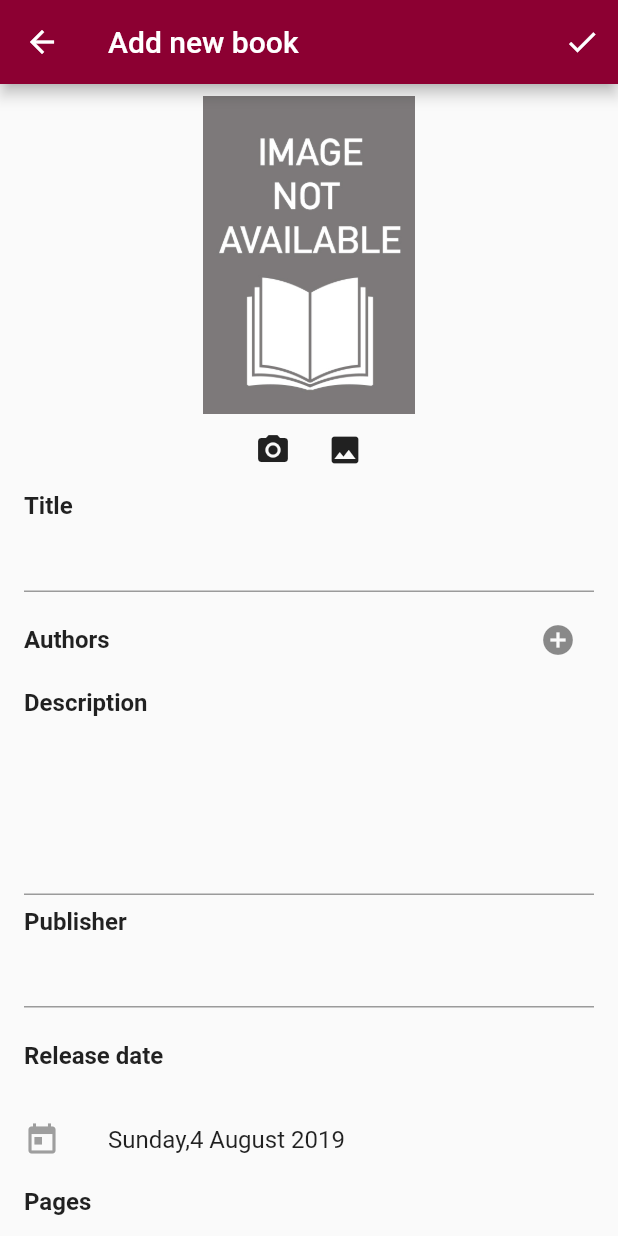
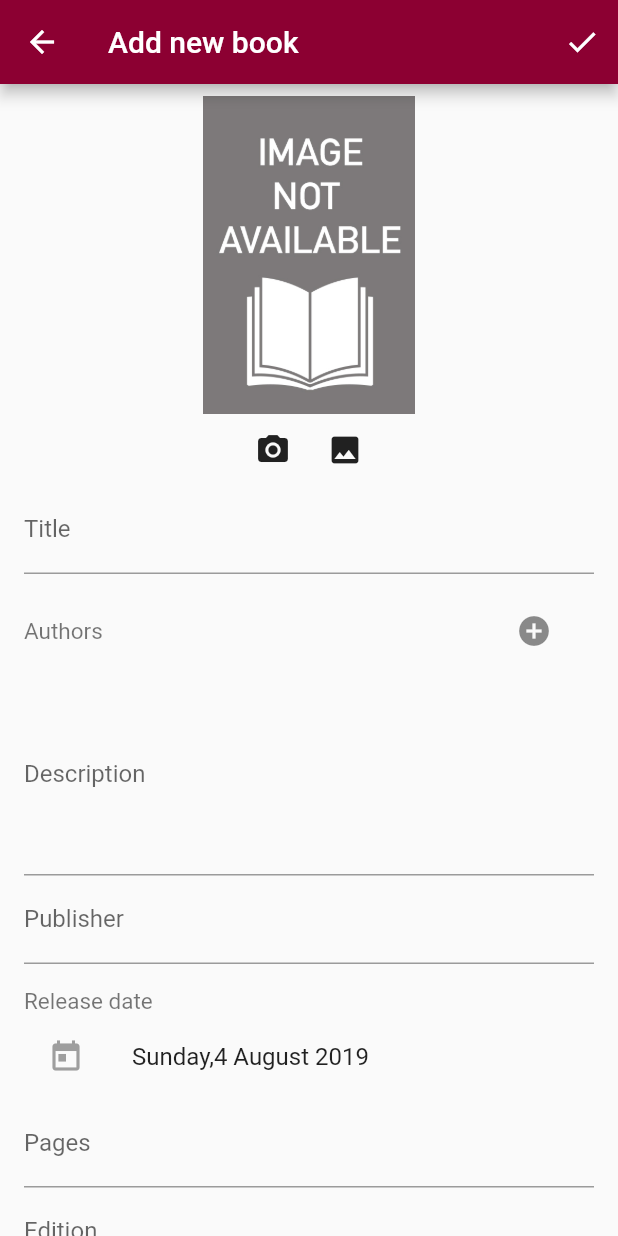
Before and after one commit to MatteoColombo/dima-2018-colombo-troianiello, a Flutter app: the BookEditDialog screen opened directly, on a phone screen of 412 x 824 dp. Run offline on Flutter 3.47's test engine with Material 2 defaults, Android fonts, the phone set to English and light mode, and no system bars; our stand-ins replace cached_network_image, cloud_firestore, firebase_auth, firebase_storage, flutter_rating_bar, google_sign_in and 2 more; missing offline and left inert: flutter_barcode_scanner; accounts and stored records are empty.

Commit message:
Fix of add book

```diff
--- a/lib/l10n/messages_en.dart
+++ b/lib/l10n/messages_en.dart
@@ -22,14 +22,18 @@ class MessageLookup extends MessageLookupByLibrary {
 
   final messages = _notInlinedMessages(_notInlinedMessages);
   static _notInlinedMessages(_) => <String, Function> {
+    "addNewBook" : MessageLookupByLibrary.simpleMessage("Add new book"),
     "allReviews" : MessageLookupByLibrary.simpleMessage("All"),
     "authorErrorMessage" : MessageLookupByLibrary.simpleMessage("Author must have a name and a surname"),
     "authors" : MessageLookupByLibrary.simpleMessage("Authors"),
+    "close" : MessageLookupByLibrary.simpleMessage("Close"),
     "description" : MessageLookupByLibrary.simpleMessage("Description"),
     "done" : MessageLookupByLibrary.simpleMessage("Done"),
     "edition" : MessageLookupByLibrary.simpleMessage("Edition"),
+    "error" : MessageLookupByLibrary.simpleMessage("Error"),
     "fieldError" : MessageLookupByLibrary.simpleMessage("This field cannot be empty"),
     "hintReview" : MessageLookupByLibrary.simpleMessage("Write a review (optional)"),
+    "insertImage" : MessageLookupByLibrary.simpleMessage("Insert image"),
     "isbn" : MessageLookupByLibrary.simpleMessage("ISBN"),
     "labelLoadImg" : MessageLookupByLibrary.simpleMessage("Load a image"),
     "labelTakePhoto" : MessageLookupByLibrary.simpleMessage("Take a photo"),
@@ -42,6 +46,7 @@ class MessageLookup extends MessageLookupByLibrary {
     "publisher" : MessageLookupByLibrary.simpleMessage("Publisher"),
     "releaseDate" : MessageLookupByLibrary.simpleMessage("Release date"),
     "review" : MessageLookupByLibrary.simpleMessage("Your review"),
+    "savingInformations" : MessageLookupByLibrary.simpleMessage("Saving the informations"),
     "showLess" : MessageLookupByLibrary.simpleMessage("Show less"),
     "showMore" : MessageLookupByLibrary.simpleMessage("Show more"),
     "suggestChanges" : MessageLookupByLibrary.simpleMessage("Suggest changes"),
--- a/lib/l10n/messages_it.dart
+++ b/lib/l10n/messages_it.dart
@@ -22,14 +22,18 @@ class MessageLookup extends MessageLookupByLibrary {
 
   final messages = _notInlinedMessages(_notInlinedMessages);
   static _notInlinedMessages(_) => <String, Function> {
+    "addNewBook" : MessageLookupByLibrary.simpleMessage("Aggiungi un nuovo libro"),
     "allReviews" : MessageLookupByLibrary.simpleMessage("Tutte"),
     "authorErrorMessage" : MessageLookupByLibrary.simpleMessage("L\'autore deve avere un nome e un cognome"),
     "authors" : MessageLookupByLibrary.simpleMessage("Autori"),
+    "close" : MessageLookupByLibrary.simpleMessage("Chiudi"),
     "description" : MessageLookupByLibrary.simpleMessage("Descrizione"),
     "done" : MessageLookupByLibrary.simpleMessage("Fatto"),
     "edition" : MessageLookupByLibrary.simpleMessage("Edizione"),
+    "error" : MessageLookupByLibrary.simpleMessage("Errore"),
     "fieldError" : MessageLookupByLibrary.simpleMessage("Questo campo non può essere vuoto"),
     "hintReview" : MessageLookupByLibrary.simpleMessage("Scrivi una recensione (opzionale)"),
+    "insertImage" : MessageLookupByLibrary.simpleMessage("Inserisci un\'immagine"),
     "isbn" : MessageLookupByLibrary.simpleMessage("ISBN"),
     "labelLoadImg" : MessageLookupByLibrary.simpleMessage("Carica immagine"),
     "labelTakePhoto" : MessageLookupByLibrary.simpleMessage("Scatta una foto"),
@@ -42,6 +46,7 @@ class MessageLookup extends MessageLookupByLibrary {
     "publisher" : MessageLookupByLibrary.simpleMessage("Editore"),
     "releaseDate" : MessageLookupByLibrary.simpleMessage("Data di pubblicazione"),
     "review" : MessageLookupByLibrary.simpleMessage("La tua recensione"),
+    "savingInformations" : MessageLookupByLibrary.simpleMessage("Salvataggio delle informazioni"),
     "showLess" : MessageLookupByLibrary.simpleMessage("Mostra meno"),
     "showMore" : MessageLookupByLibrary.simpleMessage("Mostra di più"),
     "suggestChanges" : MessageLookupByLibrary.simpleMessage("Suggerisci correzioni"),
--- a/lib/view/book/book-edit-page/authors-section.dart
+++ b/lib/view/book/book-edit-page/authors-section.dart
@@ -28,9 +28,13 @@ class _AuthorsSectionWidgetState extends State<AuthorsSectionWidget> {
     return Column(
       children: <Widget>[
         ListTile(
+          contentPadding: EdgeInsets.only(top: 10.0,right: 16,),
           title: Text(
             Localization.of(context).authors,
-            style: TextStyle(fontWeight: FontWeight.bold),
+            style: TextStyle(
+              fontSize: 15.0,
+              color: Colors.black54,
+            ),
           ),
           trailing: IconButton(
             icon: Icon(Icons.add_circle),
@@ -49,7 +53,7 @@ class _AuthorsSectionWidgetState extends State<AuthorsSectionWidget> {
   }
 
   void _addForms() {
-    for(Author author in widget.authors)
+    for (Author author in widget.authors)
       mapForms.putIfAbsent(
         author,
         () => ListTile(
--- a/lib/view/book/book-edit-page/book-edit-dialog.dart
+++ b/lib/view/book/book-edit-page/book-edit-dialog.dart
@@ -43,7 +43,7 @@ class BookEditDialogState extends State<BookEditDialog> {
     return new Scaffold(
       appBar: new AppBar(
         title: addBook
-            ? Text("Add new book")
+            ? Text(Localization.of(context).addNewBook)
             : Text(Localization.of(context).suggestChanges),
         actions: [
           IconButton(
@@ -60,10 +60,10 @@ class BookEditDialogState extends State<BookEditDialog> {
         ],
       ),
       body: ListView(
-        padding: EdgeInsets.only(bottom: 16.0),
+        padding: EdgeInsets.only(right: 16.0, left: 16.0, bottom: 16.0),
         children: <Widget>[
           isSaving
-              ? LoadingSpinner('Saving informations')
+              ? LoadingSpinner(Localization.of(context).savingInformations)
               : Form(
                   key: _formKey,
                   child: _buildBody(context),
@@ -79,11 +79,22 @@ class BookEditDialogState extends State<BookEditDialog> {
         context: context,
         builder: (BuildContext context) {
           return AlertDialog(
-            title: new Text("Errore"),
-            content: new Text("Inserire immagine"),
+            title: Text(
+              Localization.of(context).error.toUpperCase(),
+              style: TextStyle(
+                color: Color.fromRGBO(140, 0, 50, 1),
+                fontWeight: FontWeight.bold,
+              ),
+            ),
+            content: Text(Localization.of(context).insertImage),
             actions: <Widget>[
-              new FlatButton(
-                child: new Text("Chiudi"),
+              FlatButton(
+                child: Text(
+                  Localization.of(context).close.toUpperCase(),
+                  style: TextStyle(
+                    color: Color.fromRGBO(140, 0, 50, 1),
+                  ),
+                ),
                 onPressed: () {
                   Navigator.of(context).pop();
                 },
@@ -94,7 +105,11 @@ class BookEditDialogState extends State<BookEditDialog> {
       );
       return;
     }
-    if (image != null) book.image = await bookManager.uploadFile(image);
+    if (image != null)
+      book.image = await bookManager.uploadFile(image, !addBook);
+    setState(() {
+      isSaving = true;
+    });
     if (addBook)
       await bookManager.saveBook(book);
     else
@@ -116,49 +131,39 @@ class BookEditDialogState extends State<BookEditDialog> {
                 }),
           ],
         ),
-        ListTile(
-          title: Text(
-            Localization.of(context).title,
-            style: TextStyle(fontWeight: FontWeight.bold),
-          ),
-          subtitle: TextFormField(
+        TextFormField(
+          decoration:
+              InputDecoration(labelText: Localization.of(context).title),
           initialValue: book.title != null ? book.title : "",
           validator: (text) => _validator(text),
           onSaved: (text) => book.title = text,
         ),
-        ),
         AuthorsSectionWidget(
           authors: book.authors,
         ),
-        ListTile(
-          title: Text(
-            Localization.of(context).description,
-            style: TextStyle(fontWeight: FontWeight.bold),
-          ),
-          subtitle: TextFormField(
+        TextFormField(
+          decoration:
+              InputDecoration(labelText: Localization.of(context).description),
           maxLines: 5,
           keyboardType: TextInputType.multiline,
           initialValue: book.description != null ? book.description : "",
           validator: (text) => _validator(text),
           onSaved: (text) => book.description = text,
         ),
-        ),
-        ListTile(
-          title: Text(
-            Localization.of(context).publisher,
-            style: TextStyle(fontWeight: FontWeight.bold),
-          ),
-          subtitle: TextFormField(
+        TextFormField(
+          decoration:
+              InputDecoration(labelText: Localization.of(context).publisher),
           initialValue: book.publisher != null ? book.publisher : "",
           validator: (text) => _validator(text),
           onSaved: (text) => book.publisher = text,
         ),
-        ),
-        ListTile(
-          title: Text(
-            Localization.of(context).releaseDate,
-            style: TextStyle(fontWeight: FontWeight.bold),
-          ),
+        Padding(
+          padding: EdgeInsets.only(top: 16.0),
+          child: Text(Localization.of(context).releaseDate,
+              style: TextStyle(
+                fontSize: 15.0,
+                color: Colors.black54,
+              )),
         ),
         ListTile(
           leading: Icon(Icons.today, color: Colors.grey[500]),
@@ -168,12 +173,9 @@ class BookEditDialogState extends State<BookEditDialog> {
                 setState(() => book.releaseDate = dateTime),
           ),
         ),
-        ListTile(
-          title: Text(
-            Localization.of(context).pages,
-            style: TextStyle(fontWeight: FontWeight.bold),
-          ),
-          subtitle: TextFormField(
+        TextFormField(
+          decoration:
+              InputDecoration(labelText: Localization.of(context).pages),
           initialValue: book.pages != null ? book.pages.toString() : "",
           validator: (text) {
             if (int.tryParse(text).isNaN)
@@ -184,28 +186,19 @@ class BookEditDialogState extends State<BookEditDialog> {
           keyboardType: TextInputType.number,
           onSaved: (text) => book.pages = int.tryParse(text),
         ),
-        ),
-        ListTile(
-          title: Text(
-            Localization.of(context).edition,
-            style: TextStyle(fontWeight: FontWeight.bold),
-          ),
-          subtitle: TextFormField(
+        TextFormField(
+          decoration:
+              InputDecoration(labelText: Localization.of(context).edition),
           initialValue: book.edition != null ? book.edition : "",
           validator: (text) => _validator(text),
           onSaved: (text) => book.edition = text,
         ),
-        ),
-        ListTile(
-          title: Text(
-            Localization.of(context).price,
-            style: TextStyle(fontWeight: FontWeight.bold),
-          ),
-          subtitle: TextFormField(
+        TextFormField(
+          decoration:
+              InputDecoration(labelText: Localization.of(context).price),
           initialValue: book.price != null ? book.price : "",
           validator: (text) => _validator(text),
           onSaved: (text) => book.price = text,
-          ),
         ),
       ],
     );
```
Also changed, not shown: assets/l10n/intl_en.arb (+25 -0 lines), assets/l10n/intl_it.arb (+25 -0 lines), assets/l10n/intl_messages.arb (+27 -2 lines), lib/firebase/book-repo.dart (+4 -4 lines), lib/l10n/messages_messages.dart (+6 -1 lines), lib/view/common/localization.dart (+46 -11 lines). Lines whose indentation alone changed are shown as unchanged.
